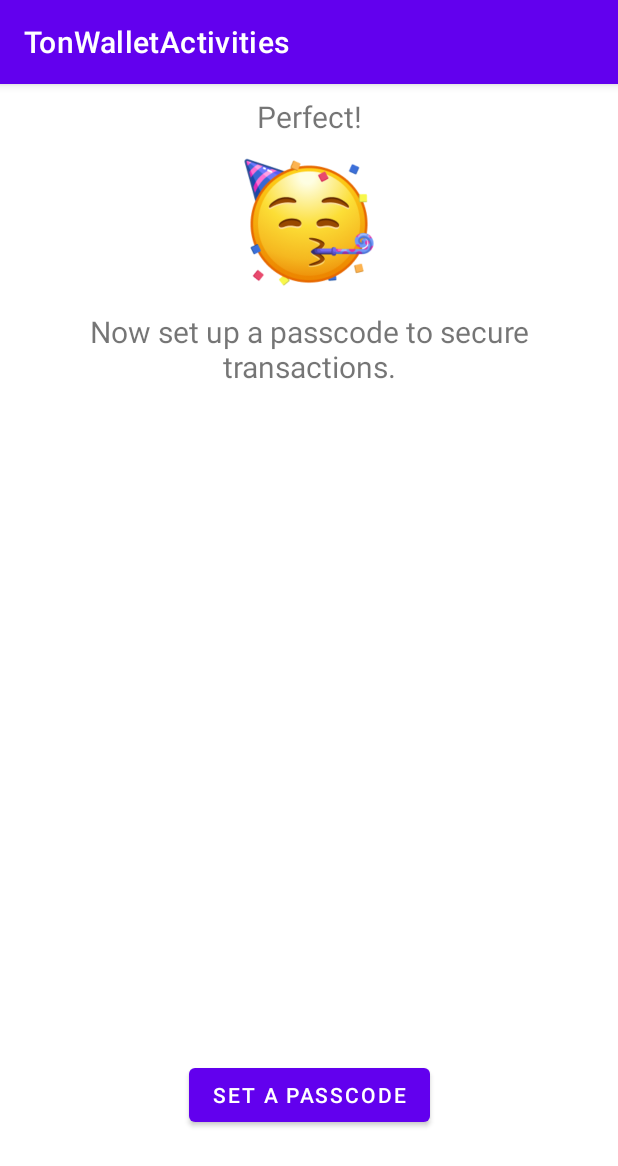
After one commit to maxistar/tonwalletapp, an Android app: the fragment CreateWalletAfterCreationConfirmationFragment placed in its activity, on a phone screen of 412 x 824 dp. The commit adds this screen. Shown: the top 1166 px of the screen. Run offline under Robolectric (Android 15) with nearby library versions, the phone set to English and light mode, and no system bars.

Commit message:
add more itermediate fragments, create a new activity

```diff
--- a/app/src/main/AndroidManifest.xml
+++ b/app/src/main/AndroidManifest.xml
@@ -14,6 +14,9 @@
         android:theme="@style/Theme.TonWalletActivities"
         tools:targetApi="31">
         <activity
+            android:name=".AccessCodeActivity"
+            android:exported="false" />
+        <activity
             android:name=".CreateWalletActivity"
             android:exported="false" />
         <activity
@@ -27,7 +30,7 @@
         </activity>
         <activity
             android:name=".MainActivity"
-            android:exported="true"></activity>
+            android:exported="true" />
     </application>
 
 </manifest>
--- /dev/null
+++ b/app/src/main/java/com/example/tonwalletactivities/ui/create_wallet/CreateWalletAfterCreationConfirmationFragment.kt
@@ -0,0 +1,76 @@
+package com.example.tonwalletactivities.ui.create_wallet
+
+import android.content.Intent
+import android.os.Bundle
+import androidx.fragment.app.Fragment
+import android.view.LayoutInflater
+import android.view.View
+import android.view.ViewGroup
+import android.widget.Button
+import com.example.tonwalletactivities.AccessCodeActivity
+import com.example.tonwalletactivities.CreateWalletActivity
+import com.example.tonwalletactivities.R
+
+// TODO: Rename parameter arguments, choose names that match
+// the fragment initialization parameters, e.g. ARG_ITEM_NUMBER
+private const val ARG_PARAM1 = "param1"
+private const val ARG_PARAM2 = "param2"
+
+/**
+ * A simple [Fragment] subclass.
+ * Use the [CreateWalletAfterCreationConfirmationFragment.newInstance] factory method to
+ * create an instance of this fragment.
+ */
+class CreateWalletAfterCreationConfirmationFragment : Fragment() {
+    // TODO: Rename and change types of parameters
+    private var param1: String? = null
+    private var param2: String? = null
+
+    override fun onCreate(savedInstanceState: Bundle?) {
+        super.onCreate(savedInstanceState)
+        arguments?.let {
+            param1 = it.getString(ARG_PARAM1)
+            param2 = it.getString(ARG_PARAM2)
+        }
+    }
+
+    override fun onCreateView(
+        inflater: LayoutInflater, container: ViewGroup?,
+        savedInstanceState: Bundle?
+    ): View? {
+        // Inflate the layout for this fragment
+        val root = inflater.inflate(
+            R.layout.fragment_create_wallet_after_creation_confirmation,
+            container,
+            false
+        )
+
+        val button = root.findViewById<Button>(R.id.button)
+        button.setOnClickListener {
+            val intent = Intent(it.context, AccessCodeActivity::class.java)
+            startActivity(intent)
+        }
+
+        return root;
+    }
+
+    companion object {
+        /**
+         * Use this factory method to create a new instance of
+         * this fragment using the provided parameters.
+         *
+         * @param param1 Parameter 1.
+         * @param param2 Parameter 2.
+         * @return A new instance of fragment CreateWalletAfterCreationConfirmationFragment.
+         */
+        // TODO: Rename and change types and number of parameters
+        @JvmStatic
+        fun newInstance(param1: String, param2: String) =
+            CreateWalletAfterCreationConfirmationFragment().apply {
+                arguments = Bundle().apply {
+                    putString(ARG_PARAM1, param1)
+                    putString(ARG_PARAM2, param2)
+                }
+            }
+    }
+}
--- /dev/null
+++ b/app/src/main/res/layout/fragment_create_wallet_after_creation_confirmation.xml
@@ -0,0 +1,65 @@
+<?xml version="1.0" encoding="utf-8"?>
+<androidx.constraintlayout.widget.ConstraintLayout xmlns:android="http://schemas.android.com/apk/res/android"
+    xmlns:app="http://schemas.android.com/apk/res-auto"
+    xmlns:tools="http://schemas.android.com/tools"
+    android:layout_width="match_parent"
+    android:layout_height="match_parent"
+    tools:context=".ui.notifications.NotificationsFragment">
+
+    <TextView
+        android:id="@+id/ton_wallet_title"
+        android:layout_width="match_parent"
+        android:layout_height="wrap_content"
+        android:layout_marginStart="8dp"
+        android:layout_marginTop="8dp"
+        android:layout_marginEnd="8dp"
+        android:textAlignment="center"
+        app:layout_constraintTop_toTopOf="parent"
+        android:textSize="20sp"
+        android:text="@string/success_screen_title"
+        />
+
+    <LinearLayout
+        android:id="@+id/ton_image_layout"
+        android:layout_width="wrap_content"
+        android:layout_height="wrap_content"
+        android:layout_marginStart="8dp"
+        android:layout_marginTop="8dp"
+        android:layout_marginEnd="8dp"
+        app:layout_constraintLeft_toLeftOf="parent"
+        app:layout_constraintRight_toRightOf="parent"
+        app:layout_constraintTop_toBottomOf="@id/ton_wallet_title"
+        >
+        <ImageView
+            android:id="@+id/ton_wallet_logo"
+            android:layout_width="100dp"
+            android:layout_height="100dp"
+            tools:src="@drawable/party"
+            android:src="@drawable/party"
+            android:contentDescription="@string/app_name" />
+    </LinearLayout>
+
+
+    <TextView
+        android:id="@+id/ton_wallet_description"
+        android:layout_width="match_parent"
+        android:layout_height="wrap_content"
+        android:layout_marginStart="8dp"
+        android:layout_marginTop="8dp"
+        android:layout_marginEnd="8dp"
+        android:textAlignment="center"
+        android:textSize="20sp"
+        android:text="@string/success_screen_text"
+        app:layout_constraintTop_toBottomOf="@id/ton_image_layout" />
+
+    <Button
+        android:id="@+id/button"
+        android:layout_width="wrap_content"
+        android:layout_height="wrap_content"
+        android:text="@string/success_screen_button"
+        app:layout_constraintLeft_toLeftOf="parent"
+        app:layout_constraintRight_toRightOf="parent"
+        app:layout_constraintBottom_toBottomOf="parent"
+        android:layout_marginBottom="70dp"
+        />
+</androidx.constraintlayout.widget.ConstraintLayout>
--- a/app/src/main/res/values/strings.xml
+++ b/app/src/main/res/values/strings.xml
@@ -61,5 +61,7 @@
 write these words down.</string>
     <string name="create_wallet_confirmation_skip_button">Skip</string>
     <string name="create_wallet_confirmation_ok_sorry_button">OK, sorry</string>
+    <!-- TODO: Remove or change this placeholder text -->
+    <string name="hello_blank_fragment">Hello blank fragment</string>
 
 </resources>
```
Also changed, not shown: app/src/main/java/com/example/tonwalletactivities/AccessCodeActivity.kt (added, +18 -0 lines), app/src/main/java/com/example/tonwalletactivities/ui/create_wallet/CreateWalletFragment.kt (+6 -1 lines), app/src/main/java/com/example/tonwalletactivities/ui/main/AccessCodeFragment.kt (added, +32 -0 lines), app/src/main/java/com/example/tonwalletactivities/ui/main/AccessCodeViewModel.kt (added, +7 -0 lines), app/src/main/res/layout/activity_access_code.xml (added, +7 -0 lines), app/src/main/res/layout/fragment_access_code.xml (added, +20 -0 lines).
